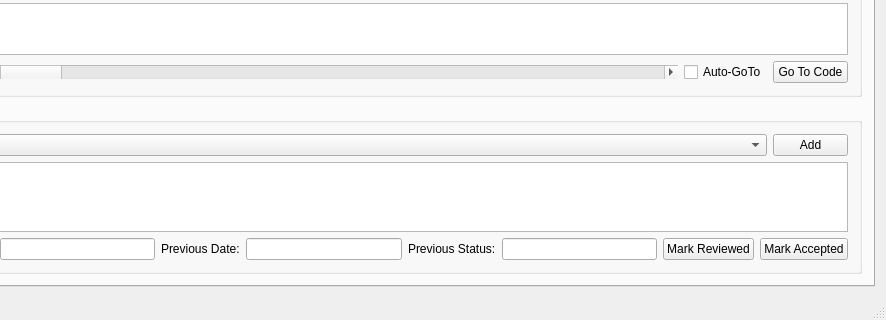
Old version of the form CrtGui.ui in the repository jvahue/codereview1; both pictures show x 148 to 1034 and y 386 to 706 of the 1034 by 706 pixel window.
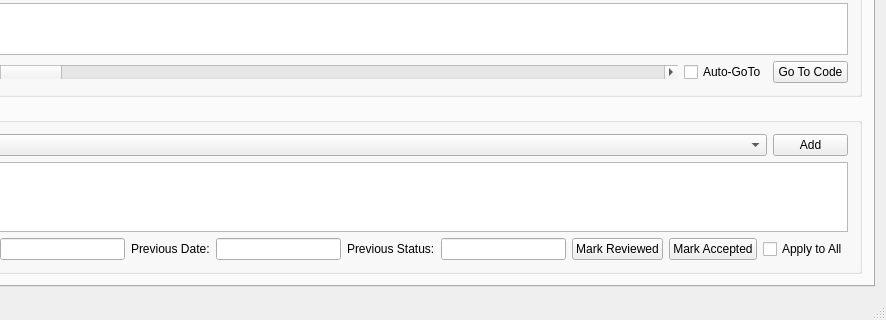
New version of the form. The open tabs and pages were chosen to show the change. Custom widgets are drawn as their Qt base class.

```diff
--- a/CrtGui.ui
+++ b/CrtGui.ui
@@ -1014,6 +1014,13 @@
                  </property>
                 </widget>
                </item>
+               <item>
+                <widget class="QCheckBox" name="applyToAll">
+                 <property name="text">
+                  <string>Apply to All</string>
+                 </property>
+                </widget>
+               </item>
               </layout>
              </item>
             </layout>
```
